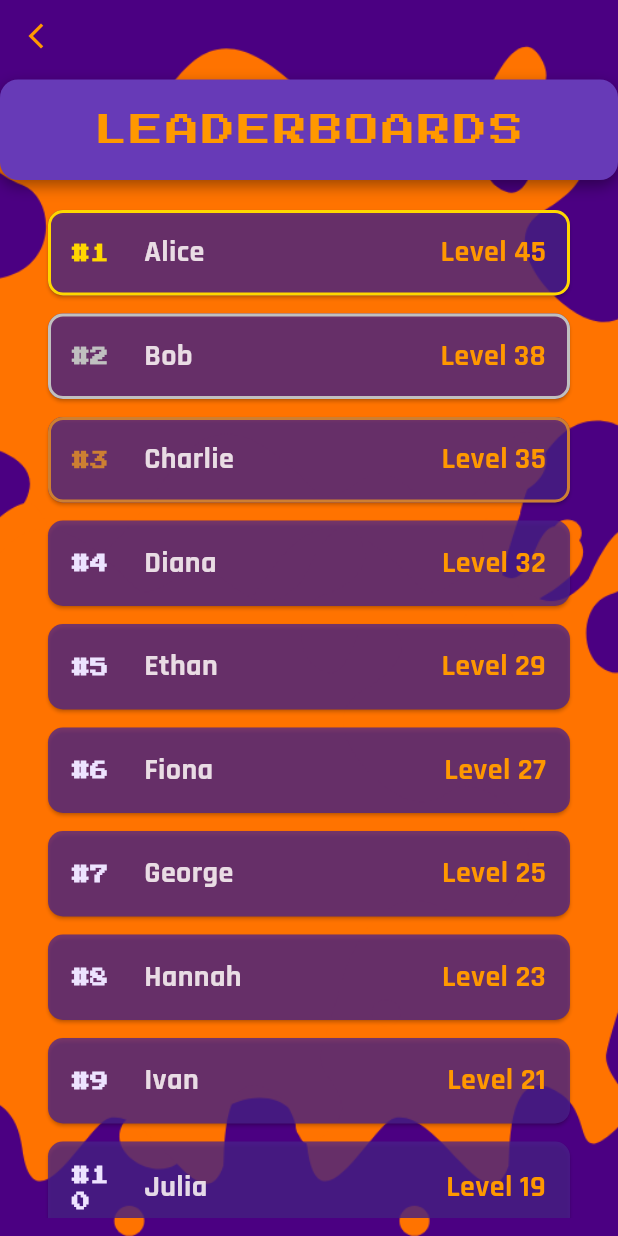
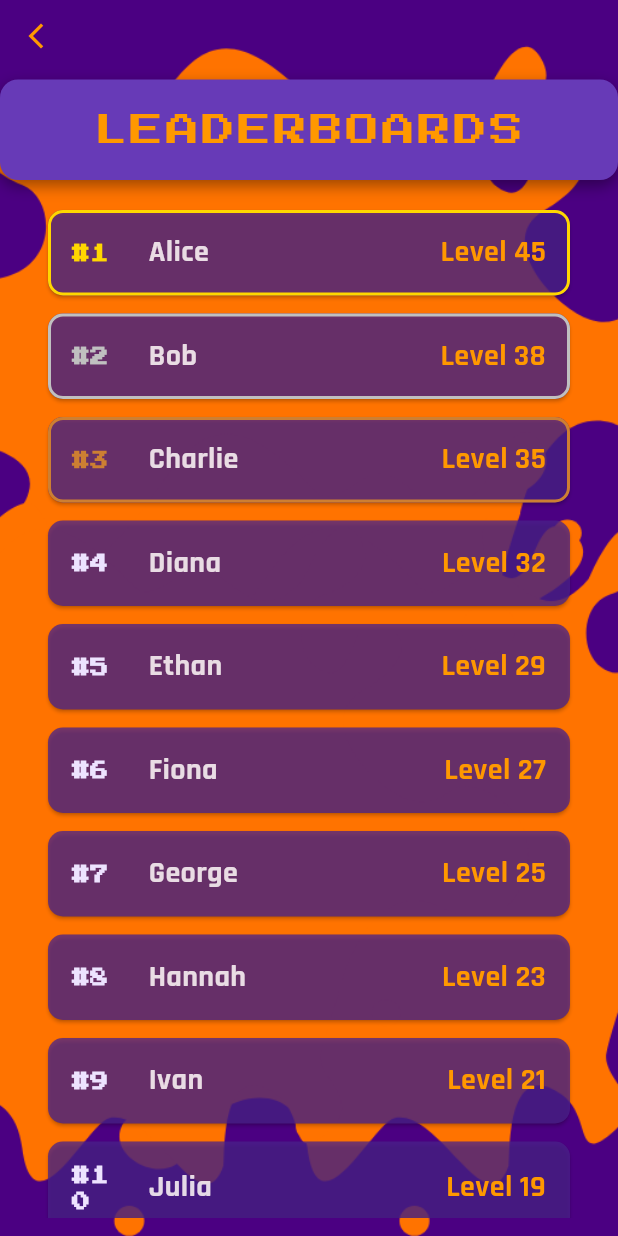
Before and after one commit to Simoaleh/brain_blitz, a Flutter app: the LeaderboardsScreen screen opened directly, on a phone screen of 412 x 824 dp. Run offline on Flutter 3.47's test engine with Material 3 defaults, Android fonts, the light colour scheme and no system bars; our stand-ins replace audioplayers, auto_size_text, flutter_screenutil, flutter_tts, google_fonts.

Commit message:
leaderboard width

```diff
--- a/lib/screens/leaderboards.dart
+++ b/lib/screens/leaderboards.dart
@@ -106,7 +106,12 @@ class LeaderboardsScreen extends StatelessWidget {
                           : Colors.white;
 
                       return Card(
-                        color: const Color.fromARGB(255, 74, 34, 139).withOpacity(0.75),
+                        color: const Color.fromARGB(
+                          255,
+                          74,
+                          34,
+                          139,
+                        ).withOpacity(0.75),
                         margin: const EdgeInsets.symmetric(vertical: 6),
                         shape: RoundedRectangleBorder(
                           borderRadius: BorderRadius.circular(10),
@@ -128,20 +133,30 @@ class LeaderboardsScreen extends StatelessWidget {
                                   style: GoogleFonts.pressStart2p(
                                     fontSize: 12,
                                     color: rankColor == Colors.white
-                                        ? const Color.fromARGB(255, 237, 227, 255)
+                                        ? const Color.fromARGB(
+                                            255,
+                                            237,
+                                            227,
+                                            255,
+                                          )
                                         : rankColor,
                                     fontWeight: FontWeight.bold,
                                   ),
                                 ),
                               ),
-                              const SizedBox(width: 12),
+                              const SizedBox(width: 15),
                               Expanded(
                                 child: Text(
                                   name,
                                   style: GoogleFonts.rajdhani(
                                     fontSize: 20,
                                     fontWeight: FontWeight.w700,
-                                    color: const Color.fromARGB(221, 253, 247, 247),
+                                    color: const Color.fromARGB(
+                                      221,
+                                      253,
+                                      247,
+                                      247,
+                                    ),
                                   ),
                                   overflow: TextOverflow.ellipsis,
                                 ),
```
